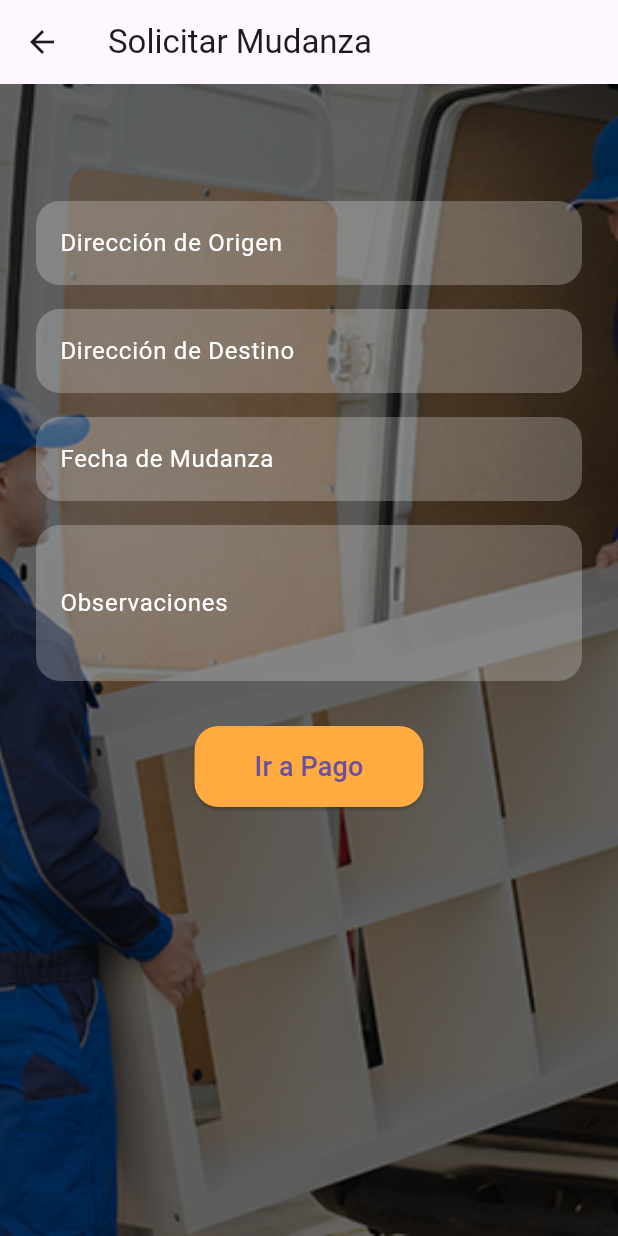
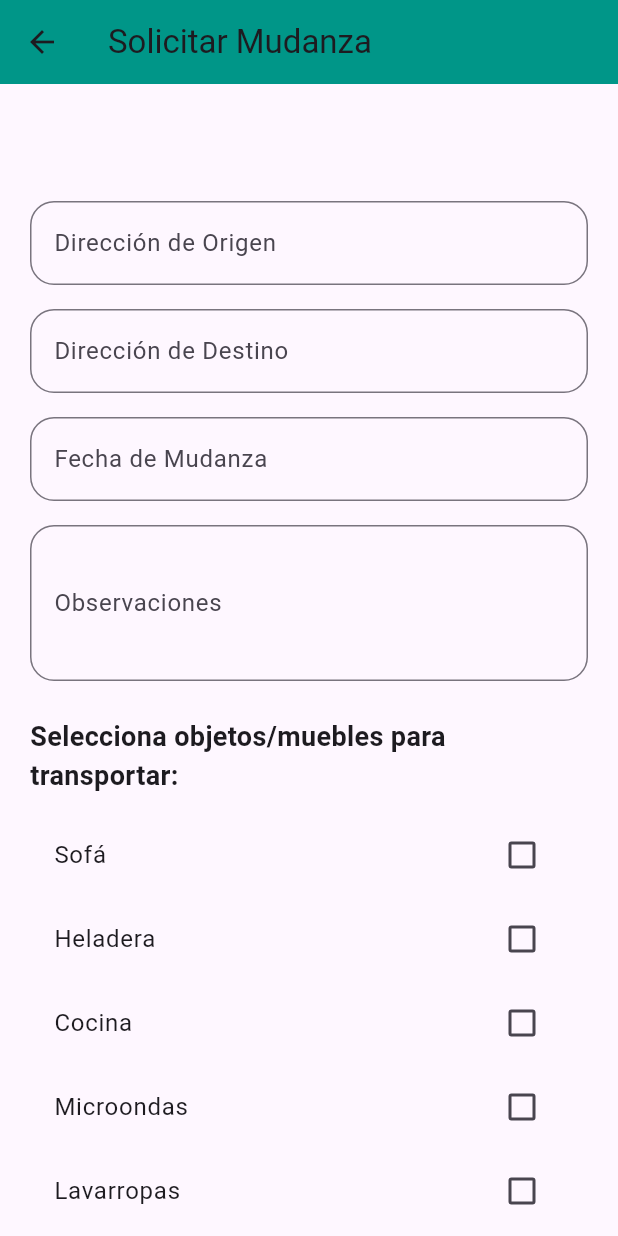
Before and after one commit to Jorgito-cc/GROUP13-MUDANZAS, a Flutter app: the SolicitarServicioScreen screen opened directly with empty values, on a phone screen of 412 x 824 dp. Run offline on Flutter 3.47's test engine with Material 3 defaults, Android fonts, the light colour scheme and no system bars; our stand-ins replace google_maps_flutter, image_picker, pdf, printing, shared_preferences, smooth_page_indicator; missing offline and left inert: excel; accounts and stored records are empty.

```diff
--- a/lib/screens/customer/solicitar_servicio_screen.dart
+++ b/lib/screens/customer/solicitar_servicio_screen.dart
@@ -1,4 +1,5 @@
 import 'package:flutter/material.dart';
+import 'package:intl/intl.dart';
 
 class SolicitarServicioScreen extends StatefulWidget {
   @override
@@ -11,69 +12,84 @@ class _SolicitarServicioScreenState extends State<SolicitarServicioScreen> {
   final _direccionDestinoController = TextEditingController();
   final _fechaController = TextEditingController();
   final _observacionesController = TextEditingController();
+  DateTime? _selectedDate;
+
+  List<Map<String, dynamic>> items = List.generate(40, (i) {
+    final nombre = [
+      'Sofá', 'Heladera', 'Cocina', 'Microondas', 'Lavarropas', 'Televisor', 'Computadora',
+      'Escritorio', 'Silla de oficina', 'Mesa de comedor', 'Sillas de comedor', 'Cama matrimonial',
+      'Cama individual', 'Colchón', 'Ropero', 'Cómoda', 'Bicicleta', 'Caja de libros',
+      'Caja de ropa', 'Caja de cocina', 'Caja de baño', 'Caja de juguetes', 'Caja frágil',
+      'Estante pequeño', 'Estante grande', 'Modular', 'Ventilador', 'Aire acondicionado',
+      'Radiador', 'Silla plegable', 'Mesa ratona', 'Silla gamer', 'Archivador', 'Banco',
+      'Zapatero', 'Perchero', 'Heladera pequeña', 'Freezer', 'Puff', 'Cuadro decorativo'
+    ];
+    return {"nombre": nombre[i], "seleccionado": false};
+  });
 
   @override
   Widget build(BuildContext context) {
     final vehicle = ModalRoute.of(context)!.settings.arguments as Map<String, dynamic>;
-/* este es cuando uno le da click ya en el boton de solicitar el boton de mudanzas , pertenece al formulario de solicitar mudanzads  */
+
     return Scaffold(
-      appBar: AppBar(
-        title: Text('Solicitar Mudanza'),
-      ),
-      body: Stack(
-        children: [
-          SizedBox.expand(
-            child: Image.asset('assets/coco.png', fit: BoxFit.cover),
-          ),
-          Container(color: Colors.black.withOpacity(0.6)),
-          SingleChildScrollView(
-            padding: const EdgeInsets.all(24),
+      appBar: AppBar(title: Text('Solicitar Mudanza'), backgroundColor: Colors.teal),
+      body: SingleChildScrollView(
+        padding: const EdgeInsets.all(20),
         child: Form(
           key: _formKey,
           child: Column(
+            crossAxisAlignment: CrossAxisAlignment.start,
             children: [
-                  Text(
-                     vehicle["nombre"], // ✅ Esto es correcto
-                    style: TextStyle(fontSize: 24, color: Colors.white, fontWeight: FontWeight.bold),
-                    textAlign: TextAlign.center,
-                  ),
-                  SizedBox(height: 20),
+              Text(vehicle["nombre"], style: TextStyle(fontSize: 24, fontWeight: FontWeight.bold, color: Colors.teal)),
+              SizedBox(height: 24),
               _buildInput(_direccionOrigenController, "Dirección de Origen"),
               SizedBox(height: 16),
               _buildInput(_direccionDestinoController, "Dirección de Destino"),
               SizedBox(height: 16),
-                  _buildInput(_fechaController, "Fecha de Mudanza"),
+              _buildDatePicker(context),
               SizedBox(height: 16),
               _buildInput(_observacionesController, "Observaciones", maxLines: 3),
+              SizedBox(height: 24),
+              Text("Selecciona objetos/muebles para transportar:", style: TextStyle(fontSize: 18, fontWeight: FontWeight.bold)),
+              SizedBox(height: 12),
+              ...items.map((item) => CheckboxListTile(
+                    title: Text(item["nombre"]),
+                    value: item["seleccionado"],
+                    activeColor: Colors.teal,
+                    onChanged: (val) {
+                      setState(() {
+                        item["seleccionado"] = val!;
+                      });
+                    },
+                  )),
               SizedBox(height: 30),
-                  ElevatedButton(
+              Center(
+                child: ElevatedButton(
                   onPressed: () {
-                      if (_formKey.currentState!.validate()) {
-                        // Aquí iría la lógica para enviar la solicitud real
+                    if (_formKey.currentState!.validate() && _selectedDate != null) {
+                      final fechaFormateada = DateFormat('dd/MM/yyyy').format(_selectedDate!);
+                      final mueblesSeleccionados = items.where((e) => e["seleccionado"]).map((e) => e["nombre"]).toList();
                       Navigator.pushNamed(context, '/payment', arguments: {
                         "vehicle": vehicle,
                         "origen": _direccionOrigenController.text,
                         "destino": _direccionDestinoController.text,
-                          "fecha": _fechaController.text,
+                        "fecha": fechaFormateada,
                         "observaciones": _observacionesController.text,
+                        "muebles": mueblesSeleccionados,
                       });
                     }
                   },
+                  child: Text("Ir a Pago", style: TextStyle(fontSize: 18)),
                   style: ElevatedButton.styleFrom(
                     backgroundColor: Colors.orangeAccent,
-                      padding: EdgeInsets.symmetric(vertical: 14, horizontal: 40),
+                    padding: EdgeInsets.symmetric(horizontal: 40, vertical: 14),
                     shape: RoundedRectangleBorder(borderRadius: BorderRadius.circular(16)),
                   ),
-                    child: Text(
-                      "Ir a Pago",
-                      style: TextStyle(fontSize: 18),
                 ),
               )
             ],
           ),
         ),
-          ),
-        ],
       ),
     );
   }
@@ -82,23 +98,34 @@ class _SolicitarServicioScreenState extends State<SolicitarServicioScreen> {
     return TextFormField(
       controller: controller,
       maxLines: maxLines,
-      style: TextStyle(color: Colors.white),
       decoration: InputDecoration(
         labelText: label,
-        labelStyle: TextStyle(color: Colors.white),
-        filled: true,
-        fillColor: Colors.white24,
-        border: OutlineInputBorder(
-          borderRadius: BorderRadius.circular(16),
-          borderSide: BorderSide.none,
+        border: OutlineInputBorder(borderRadius: BorderRadius.circular(16)),
       ),
+      validator: (value) => (value == null || value.isEmpty) ? "Campo requerido" : null,
+    );
+  }
+
+  Widget _buildDatePicker(BuildContext context) {
+    return GestureDetector(
+      onTap: () async {
+        final now = DateTime.now();
+        final picked = await showDatePicker(
+          context: context,
+          initialDate: now,
+          firstDate: now,
+          lastDate: DateTime(now.year + 1),
+        );
+        if (picked != null) {
+          setState(() {
+            _selectedDate = picked;
+            _fechaController.text = DateFormat('dd/MM/yyyy').format(picked);
+          });
+        }
+      },
+      child: AbsorbPointer(
+        child: _buildInput(_fechaController, "Fecha de Mudanza"),
       ),
-      validator: (value) {
-        if (value == null || value.isEmpty) {
-          return "Campo requerido";
-        }
-        return null;
-      },
     );
   }
 }
--- a/pubspec.yaml
+++ b/pubspec.yaml
@@ -44,6 +44,9 @@ dependencies:
   path: ^1.9.1
   path_provider: ^2.1.5
   intl: ^0.20.2
+  pdf: ^3.11.3
+  excel: ^4.0.6
+  printing: ^5.14.2
 
 dev_dependencies:
   flutter_test:
```
Also changed, not shown: lib/screens/customer/payment_screen.dart (+128 -12 lines), pubspec.lock, 5 other files. Lines whose indentation alone changed are shown as unchanged.
